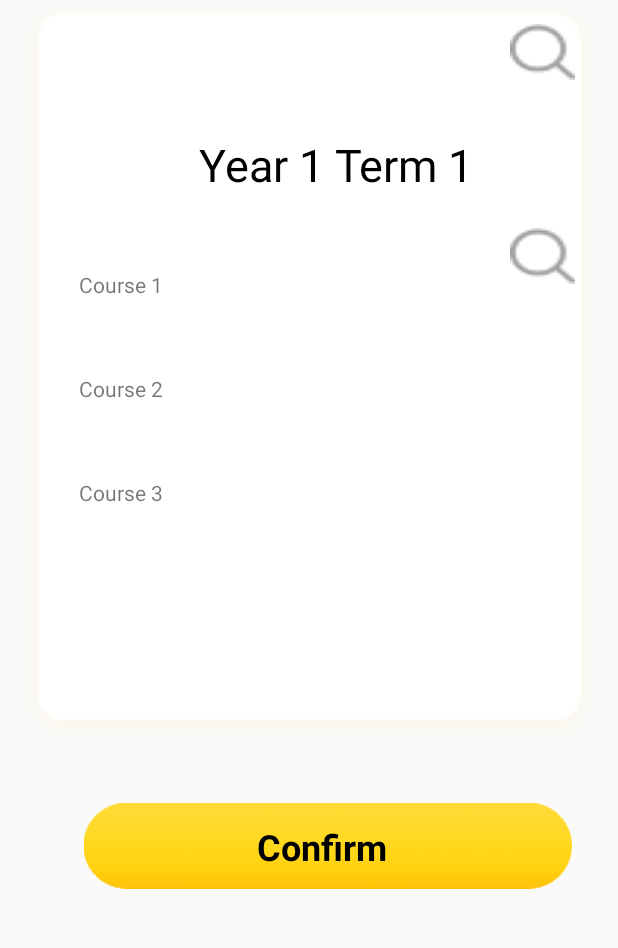
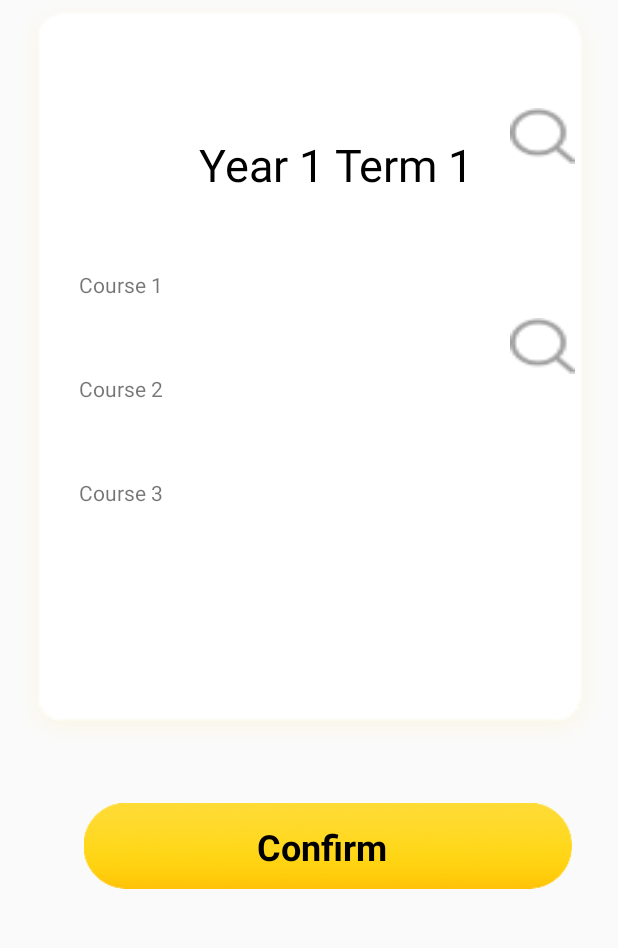
Before and after one commit to ShitangJian/MapUNSW, an Android app: the ProgressionPlanner screen opened directly, with no data from a screen before it, after a tap on "T1", on a phone screen of 412 x 824 dp, the part 234-1182 px from its top. Run offline under Robolectric (Android 15) with nearby library versions, the phone set to English and light mode, and no system bars; our stand-ins replace CircleImageView, Firebase (no records; nobody signed in at launch, a user with empty details on screens opened directly); 2 statements that could not run were skipped.

Commit message:
Final version with all the function

```diff
--- a/app/src/main/java/com/example/cris/programplaner/ProgressionPlanner.java
+++ b/app/src/main/java/com/example/cris/programplaner/ProgressionPlanner.java
@@ -47,7 +47,7 @@ public class ProgressionPlanner extends AppCompatActivity {
     File localFile;
     CircleImageView icon,icon2;
     DatabaseReference reff;
-    TextView name;
+    TextView name, name1;
     int UoC;
     private DrawerLayout drawerLayout;
     private ActionBarDrawerToggle actionBarDrawerToggle;
@@ -62,7 +62,7 @@ public class ProgressionPlanner extends AppCompatActivity {
         super.onCreate(savedInstanceState);
         setContentView(R.layout.choose_term);
         icon2 = (CircleImageView) findViewById(R.id.profile_image_icon1);
-        name= (TextView)findViewById(R.id.name1);
+        name1= (TextView)findViewById(R.id.name1);
         Button T1 = (Button) findViewById(R.id.term1);
         Button T2 = (Button) findViewById(R.id.term2);
         Button T3 = (Button) findViewById(R.id.term3);
@@ -189,6 +189,7 @@ public class ProgressionPlanner extends AppCompatActivity {
             public void onDataChange(@NonNull DataSnapshot dataSnapshot) {
                 String nameee = dataSnapshot.child("name").getValue().toString();
                 name.setText(nameee);
+                name1.setText(nameee);
             }
 
             @Override
--- a/app/src/main/res/layout/choose_course.xml
+++ b/app/src/main/res/layout/choose_course.xml
@@ -184,7 +184,7 @@
         android:layout_height="37dp"
         android:layout_marginLeft="340dp"
         android:layout_marginStart="340dp"
-        android:layout_marginTop="172dp"
+        android:layout_marginTop="228dp"
         android:background="@drawable/search"
         app:layout_constraintStart_toStartOf="parent"
         app:layout_constraintTop_toTopOf="parent" />
@@ -205,7 +205,7 @@
         app:layout_constraintHorizontal_bias="0.0"
         app:layout_constraintStart_toStartOf="parent"
         app:layout_constraintTop_toTopOf="parent"
-        app:layout_constraintVertical_bias="0.525" />
+        app:layout_constraintVertical_bias="0.356" />
 
     <Button
         android:id="@+id/add1_3"
@@ -213,7 +213,7 @@
         android:layout_height="37dp"
         android:layout_marginLeft="340dp"
         android:layout_marginStart="340dp"
-        android:layout_marginTop="308dp"
+        android:layout_marginTop="368dp"
         android:background="@drawable/search"
         app:layout_constraintStart_toStartOf="parent"
         app:layout_constraintTop_toTopOf="parent" />
```
